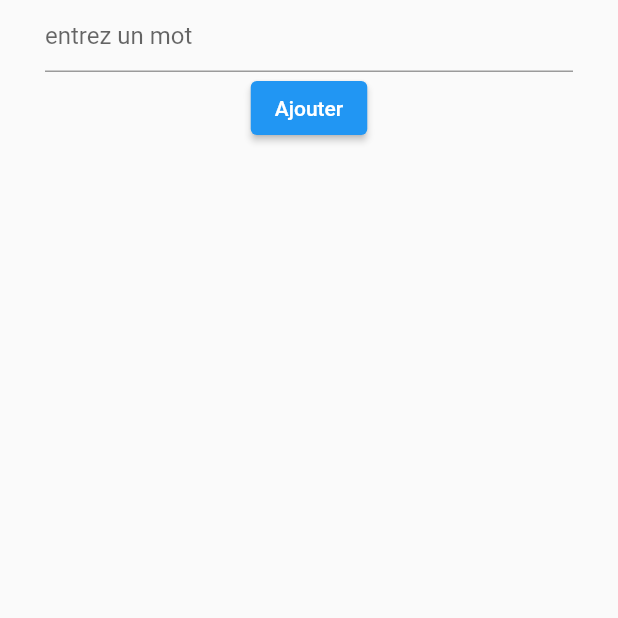
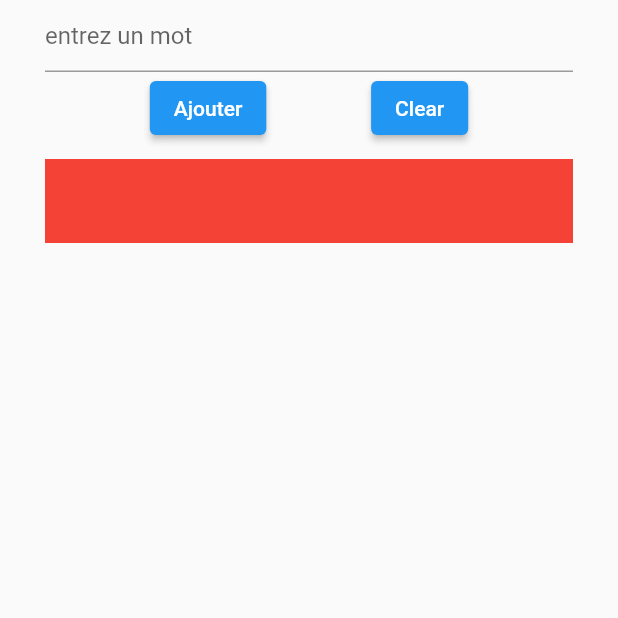
Before and after one commit to ThibaultCougrand/todo_clean_archi, a Flutter app: the screen it shows after launch, after a tap on "Ajouter", on a phone screen of 412 x 824 dp, the top half of it. Run offline on Flutter 3.47's test engine with Material 2 defaults, Android fonts, the phone set to English and light mode, and no system bars; our stand-ins replace flutter_riverpod, freezed_annotation, riverpod_annotation, sembast; generated files the repository leaves out were written again.

Commit message:
Ajout des controllers + UseCases + corrections bug repository

```diff
--- /dev/null
+++ b/lib/src/features/todo/application/use_cases/set_todo_use_case.dart
@@ -0,0 +1,30 @@
+import 'package:flutter_riverpod/flutter_riverpod.dart';
+import 'package:riverpod_annotation/riverpod_annotation.dart';
+import 'package:todo_clean_archi/src/features/todo/application/providers/todo_providers.dart';
+import 'package:todo_clean_archi/src/features/todo/domain/todo.dart';
+import 'package:todo_clean_archi/src/features/todo/persistance/i_todo_repository.dart';
+
+part 'set_todo_use_case.g.dart';
+
+class SetTodoUseCase {
+  SetTodoUseCase(this.ref);
+
+  final Ref ref;
+
+  Future<void> run(String name) async {
+    final repo = ref.read(todoRepositoryProvider);
+
+    final datas = ref.read(todoListProvider);
+    if (datas.hasValue) {
+      final todoList = datas.value!;
+      todoList.add(Todo(name: name, checked: false));
+      await repo.setTodo(todoList);
+      ref.read(todoListProvider.notifier).change(todoList);
+    }
+  }
+}
+
+@riverpod
+SetTodoUseCase setTodoUseCase(SetTodoUseCaseRef ref) {
+  return SetTodoUseCase(ref);
+}
--- a/lib/src/features/todo/persistance/i_todo_repository.dart
+++ b/lib/src/features/todo/persistance/i_todo_repository.dart
@@ -7,6 +7,7 @@ part 'i_todo_repository.g.dart';
 abstract class ITodoRepository {
   Future<List<Todo>> fetchTodo();
   Future<void> setTodo(List<Todo> todos);
+  Future<void> cleanTodo();
 }
 
 @Riverpod(keepAlive: true)
--- a/lib/src/features/todo/persistance/todo_repository.dart
+++ b/lib/src/features/todo/persistance/todo_repository.dart
@@ -14,8 +14,8 @@ class TodoRepository implements ITodoRepository {
     final result = <Todo>[];
 
     /// On récupère le Json sur sembast
-    final json = await ref.read(localDbProvider).getData('todolist')
-        as List<Map<String, dynamic>>?;
+    final json = await ref.read(localDbProvider).getData('todolist');
+    //as List<Map<String, dynamic>>?;
 
     /// {
     ///   {
@@ -30,7 +30,7 @@ class TodoRepository implements ITodoRepository {
 
     /// Si la liste n'est pas vide on transforme le json en Liste de Todo
     if (json != null && json.isNotEmpty) {
-      json.map((todo) => result.add(Todo.fromJson(todo)));
+      json.forEach((todo) => result.add(Todo.fromJson(todo)));
     }
 
     return result;
@@ -40,8 +40,13 @@ class TodoRepository implements ITodoRepository {
   Future<void> setTodo(List<Todo> todos) async {
     final datas = <Map<String, dynamic>>[];
     if (todos.isNotEmpty) {
-      todos.map((todo) => datas.add(todo.toJson()));
+      todos.forEach((todo) => datas.add(todo.toJson()));
       ref.read(localDbProvider).setData('todolist', datas);
     }
   }
+
+  @override
+  Future<void> cleanTodo() async {
+    ref.read(localDbProvider).setData('todolist', []);
+  }
 }
--- /dev/null
+++ b/lib/src/features/todo/presentation/controllers/todo_controller.dart
@@ -0,0 +1,30 @@
+import 'package:riverpod_annotation/riverpod_annotation.dart';
+import 'package:todo_clean_archi/src/features/todo/application/use_cases/set_todo_use_case.dart';
+import 'package:todo_clean_archi/src/features/todo/application/use_cases/toggle_checked_use_case.dart';
+import 'package:todo_clean_archi/src/features/todo/persistance/i_todo_repository.dart';
+
+part 'todo_controller.g.dart';
+
+@riverpod
+class TodoController extends _$TodoController {
+  @override
+  FutureOr<void> build() {}
+
+  Future<void> setTodo(String name) async {
+    final useCase = ref.read(setTodoUseCaseProvider);
+    state = const AsyncValue.loading();
+    state = await AsyncValue.guard(() => useCase.run(name));
+  }
+
+  Future<void> toggleChecked(bool flag, int pos) async {
+    final useCase = ref.read(toggleCheckedUseCaseProvider);
+    state = const AsyncValue.loading();
+    state = await AsyncValue.guard(() => useCase.run(flag, pos));
+  }
+
+  Future<void> cleanTodo() async {
+    final repo = ref.read(todoRepositoryProvider);
+    state = const AsyncValue.loading();
+    state = await AsyncValue.guard(() => repo.cleanTodo());
+  }
+}
--- a/lib/src/features/todo/presentation/todo_page.dart
+++ b/lib/src/features/todo/presentation/todo_page.dart
@@ -1,15 +1,18 @@
 import 'package:flutter/material.dart';
 import 'package:flutter_riverpod/flutter_riverpod.dart';
 import 'package:todo_clean_archi/src/features/todo/application/providers/todo_providers.dart';
+import 'package:todo_clean_archi/src/features/todo/presentation/controllers/todo_controller.dart';
 
 class TodoPage extends ConsumerWidget {
-  final controller = TextEditingController();
+  final textController = TextEditingController();
 
   TodoPage({super.key});
 
   @override
   Widget build(BuildContext context, WidgetRef ref) {
     final todoList = ref.watch(todoListProvider);
+    final controller = ref.read(todoControllerProvider.notifier);
+    final state = ref.watch(todoControllerProvider);
 
     return Scaffold(
       body: SafeArea(
@@ -18,27 +21,43 @@ class TodoPage extends ConsumerWidget {
           child: Column(
             children: [
               TextField(
-                controller: controller,
+                controller: textController,
                 decoration: const InputDecoration(
                   hintText: 'entrez un mot',
                 ),
               ),
-              ElevatedButton(
-                onPressed: () {
-                  //words.add(controller.text);
-                },
-                child: const Text("Ajouter"),
+              Row(
+                mainAxisAlignment: MainAxisAlignment.spaceEvenly,
+                children: [
+                  ElevatedButton(
+                    onPressed: () => state.isLoading
+                        ? null
+                        : controller.setTodo(textController.text),
+                    child: const Text("Ajouter"),
+                  ),
+                  ElevatedButton(
+                    onPressed: () =>
+                        state.isLoading ? null : controller.cleanTodo(),
+                    child: const Text("Clear"),
+                  ),
+                ],
               ),
               Expanded(
                 child: todoList.when(
                   data: (data) => ListView.builder(
                     itemCount: data.length,
                     itemBuilder: (context, index) {
-                      return ListTile(
-                        title: Text(data[index].name),
-                        onTap: () => data[index].checked
-                            ? print(data[index].name)
-                            : null,
+                      return Padding(
+                        padding: const EdgeInsets.only(top: 10),
+                        child: ListTile(
+                          title: Text(data[index].name),
+                          onTap: () => !state.isLoading
+                              ? controller.toggleChecked(
+                                  !data[index].checked, index)
+                              : null,
+                          tileColor:
+                              data[index].checked ? Colors.green : Colors.red,
+                        ),
                       );
                     },
                   ),
```
Also changed, not shown: lib/src/features/todo/application/use_cases/toggle_checked_use_case.dart (added, +40 -0 lines), lib/src/features/todo/application/use_cases/set_todo_use_case.g.dart (added), lib/src/features/todo/application/use_cases/toggle_checked_use_case.g.dart (added), lib/src/features/todo/presentation/controllers/todo_controller.g.dart (added).
